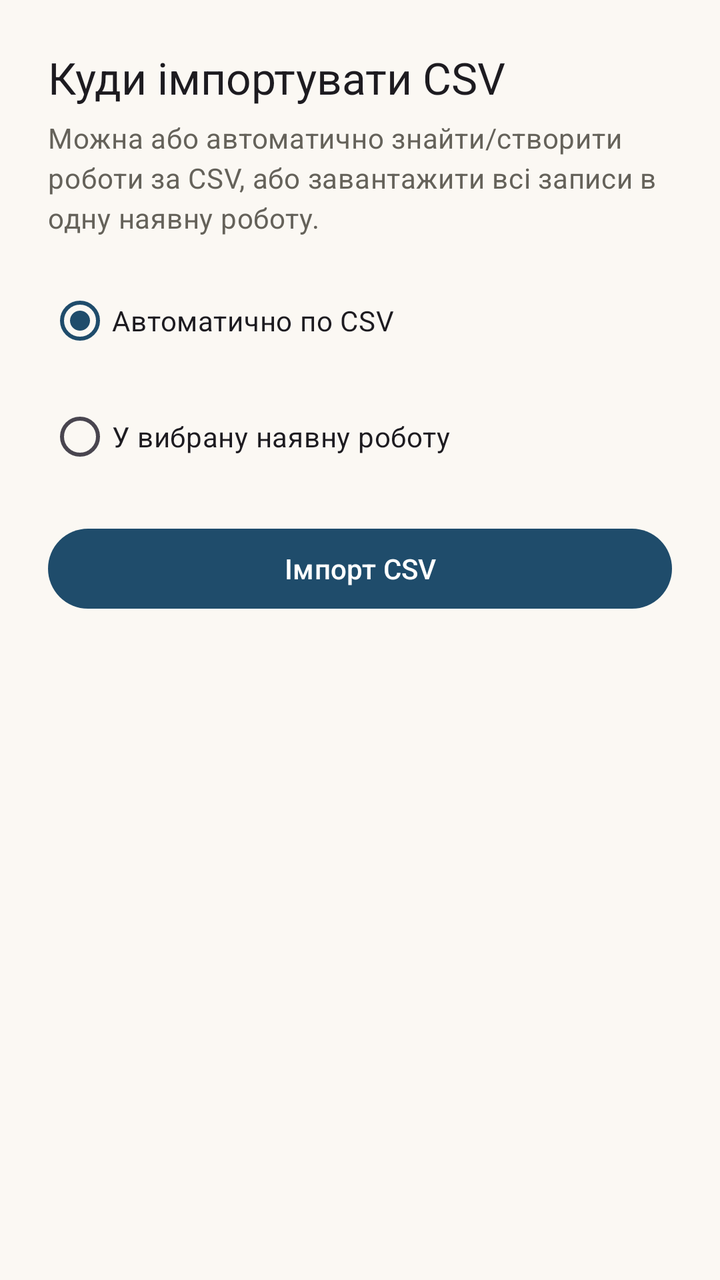
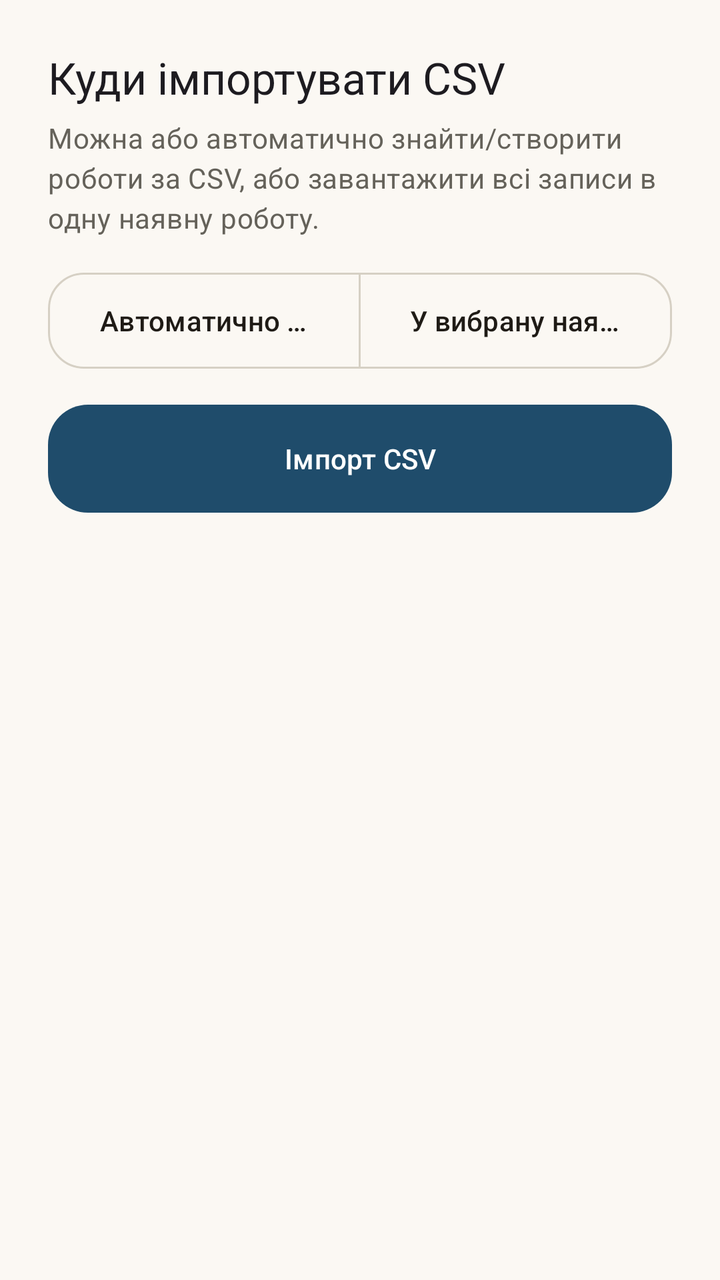

An Android layout rendered at two revisions. The XML below is the earlier revision; the diff shows what the commit changed to produce the second picture.
<!-- AndroidManifest.xml: application theme Theme.WorkTracker -->
<!-- res/layout/dialog_import_target.xml -->
<?xml version="1.0" encoding="utf-8"?>
<ScrollView xmlns:android="http://schemas.android.com/apk/res/android"
    android:layout_width="match_parent"
    android:layout_height="wrap_content"
    android:fillViewport="true">

    <LinearLayout
        android:layout_width="match_parent"
        android:layout_height="wrap_content"
        android:orientation="vertical"
        android:padding="24dp">

        <TextView
            android:layout_width="wrap_content"
            android:layout_height="wrap_content"
            android:text="@string/import_dialog_title"
            style="@style/TextAppearance.Material3.TitleLarge" />

        <TextView
            android:layout_width="match_parent"
            android:layout_height="wrap_content"
            android:layout_marginTop="6dp"
            android:text="@string/import_dialog_subtitle"
            android:textColor="@color/chart_axis_text"
            style="@style/TextAppearance.Material3.BodyMedium" />

        <RadioGroup
            android:id="@+id/groupImportMode"
            android:layout_width="match_parent"
            android:layout_height="wrap_content"
            android:layout_marginTop="18dp"
            android:orientation="vertical">

            <RadioButton
                android:id="@+id/radioImportAuto"
                android:layout_width="match_parent"
                android:layout_height="wrap_content"
                android:checked="true"
                android:text="@string/import_dialog_auto" />

            <RadioButton
                android:id="@+id/radioImportExisting"
                android:layout_width="match_parent"
                android:layout_height="wrap_content"
                android:layout_marginTop="10dp"
                android:text="@string/import_dialog_existing" />
        </RadioGroup>

        <Spinner
            android:id="@+id/spinnerImportJob"
            android:layout_width="match_parent"
            android:layout_height="wrap_content"
            android:layout_marginTop="14dp"
            android:visibility="gone" />

        <com.google.android.material.button.MaterialButton
            android:id="@+id/buttonImportConfirm"
            android:layout_width="match_parent"
            android:layout_height="wrap_content"
            android:layout_marginTop="18dp"
            android:text="@string/import_data" />
    </LinearLayout>
</ScrollView>
<!-- resources referenced by this layout -->
<resources>
  <style name="Theme.WorkTracker" parent="Theme.Material3.Light.NoActionBar">
          <item name="colorPrimary">@color/primary</item>
          <item name="colorOnPrimary">@color/onPrimary</item>
          <item name="colorPrimaryContainer">@color/primaryContainer</item>
          <item name="colorOnPrimaryContainer">@color/onPrimaryContainer</item>
          <item name="colorSecondary">@color/secondary</item>
          <item name="colorOnSecondary">@color/onSecondary</item>
          <item name="colorSecondaryContainer">@color/secondaryContainer</item>
          <item name="colorOnSecondaryContainer">@color/onSecondaryContainer</item>
          <item name="colorTertiary">@color/tertiary</item>
          <item name="colorOnTertiary">@color/onTertiary</item>
          <item name="colorTertiaryContainer">@color/tertiaryContainer</item>
          <item name="colorOnTertiaryContainer">@color/onTertiaryContainer</item>
          <item name="colorError">@color/error</item>
          <item name="colorOnError">@color/onError</item>
          <item name="android:windowBackground">@color/background</item>
          <item name="android:statusBarColor">@android:color/transparent</item>
          <item name="android:navigationBarColor">@android:color/transparent</item>
          <item name="colorOnBackground">@color/onBackground</item>
          <item name="android:colorBackground">@color/background</item>
          <item name="colorSurface">@color/surface</item>
          <item name="colorOnSurface">@color/onSurface</item>
          <item name="materialAlertDialogTheme">@style/ThemeOverlay.WorkTracker.MaterialAlertDialog</item>
      </style>
  <!-- unchanged entries left out for length: 26 -->
</resources>

<!-- the commit's change to res/layout/dialog_import_target.xml (unified diff, before → after) -->
@@ -1,5 +1,6 @@
 <?xml version="1.0" encoding="utf-8"?>
 <ScrollView xmlns:android="http://schemas.android.com/apk/res/android"
+    xmlns:app="http://schemas.android.com/apk/res-auto"
     android:layout_width="match_parent"
     android:layout_height="wrap_content"
     android:fillViewport="true">
@@ -24,34 +25,49 @@
             android:textColor="@color/chart_axis_text"
             style="@style/TextAppearance.Material3.BodyMedium" />
 
-        <RadioGroup
+        <com.google.android.material.button.MaterialButtonToggleGroup
             android:id="@+id/groupImportMode"
             android:layout_width="match_parent"
             android:layout_height="wrap_content"
             android:layout_marginTop="18dp"
-            android:orientation="vertical">
+            app:selectionRequired="true"
+            app:singleSelection="true">
 
-            <RadioButton
-                android:id="@+id/radioImportAuto"
-                android:layout_width="match_parent"
+            <com.google.android.material.button.MaterialButton
+                android:id="@+id/buttonImportAuto"
+                style="@style/Widget.WorkTracker.SegmentedButton"
+                android:layout_width="0dp"
                 android:layout_height="wrap_content"
-                android:checked="true"
+                android:layout_weight="1"
+                android:checkable="true"
                 android:text="@string/import_dialog_auto" />
 
-            <RadioButton
-                android:id="@+id/radioImportExisting"
-                android:layout_width="match_parent"
+            <com.google.android.material.button.MaterialButton
+                android:id="@+id/buttonImportExisting"
+                style="@style/Widget.WorkTracker.SegmentedButton"
+                android:layout_width="0dp"
                 android:layout_height="wrap_content"
-                android:layout_marginTop="10dp"
+                android:layout_weight="1"
+                android:checkable="true"
                 android:text="@string/import_dialog_existing" />
-        </RadioGroup>
+        </com.google.android.material.button.MaterialButtonToggleGroup>
 
-        <Spinner
-            android:id="@+id/spinnerImportJob"
+        <com.google.android.material.textfield.TextInputLayout
+            android:id="@+id/layoutImportJobField"
+            style="@style/Widget.WorkTracker.TextInputLayout.Dropdown"
             android:layout_width="match_parent"
             android:layout_height="wrap_content"
             android:layout_marginTop="14dp"
-            android:visibility="gone" />
+            android:hint="@string/import_dialog_pick_job"
+            android:visibility="gone">
+
+            <com.google.android.material.textfield.MaterialAutoCompleteTextView
+                android:id="@+id/inputImportJob"
+                style="@style/Widget.WorkTracker.DropdownInput"
+                android:layout_width="match_parent"
+                android:layout_height="wrap_content"
+                android:inputType="none" />
+        </com.google.android.material.textfield.TextInputLayout>
 
         <com.google.android.material.button.MaterialButton
             android:id="@+id/buttonImportConfirm"
<!-- resource entries referenced after the edit -->
@@ -1,5 +1,28 @@
 <!-- resources referenced by this layout -->
 <resources>
+  <string name="import_dialog_pick_job">Оберіть роботу для імпорту</string>
+  <style name="Widget.WorkTracker.DropdownInput" parent="@style/Widget.WorkTracker.TextInputEditText">
+          <item name="android:popupBackground">@drawable/bg_dropdown_popup</item>
+          <item name="android:dropDownVerticalOffset">8dp</item>
+          <item name="android:dropDownHorizontalOffset">0dp</item>
+          <item name="android:dropDownSelector">@drawable/bg_dropdown_option_item</item>
+      </style>
+  <style name="Widget.WorkTracker.SegmentedButton" parent="Widget.Material3.Button.OutlinedButton">
+          <item name="cornerRadius">18dp</item>
+          <item name="android:minHeight">48dp</item>
+          <item name="android:insetTop">0dp</item>
+          <item name="android:insetBottom">0dp</item>
+          <item name="strokeColor">@color/job_card_stroke</item>
+      </style>
+  <style name="Widget.WorkTracker.TextInputLayout.Dropdown" parent="Widget.Material3.TextInputLayout.OutlinedBox.ExposedDropdownMenu">
+          <item name="boxBackgroundColor">@color/field_surface_alt</item>
+          <item name="boxStrokeColor">@color/job_card_stroke</item>
+          <item name="boxStrokeWidth">1dp</item>
+          <item name="boxStrokeWidthFocused">2dp</item>
+          <item name="hintTextColor">@color/field_hint</item>
+          <item name="endIconTint">@color/primary</item>
+          <item name="shapeAppearanceOverlay">@style/ShapeAppearanceOverlay.WorkTracker.Field</item>
+      </style>
   <style name="Theme.WorkTracker" parent="Theme.Material3.Light.NoActionBar">
           <item name="colorPrimary">@color/primary</item>
           <item name="colorOnPrimary">@color/onPrimary</item>
@@ -22,8 +45,67 @@
           <item name="android:colorBackground">@color/background</item>
           <item name="colorSurface">@color/surface</item>
           <item name="colorOnSurface">@color/onSurface</item>
+          <item name="materialButtonStyle">@style/Widget.WorkTracker.Button</item>
           <item name="materialAlertDialogTheme">@style/ThemeOverlay.WorkTracker.MaterialAlertDialog</item>
       </style>
+  <style name="Widget.WorkTracker.TextInputEditText" parent="Widget.Material3.TextInputEditText.OutlinedBox">
+          <item name="android:textColor">@color/field_text</item>
+          <item name="android:textColorHint">@color/field_hint</item>
+          <item name="android:textSize">16sp</item>
+      </style>
+  <!-- drawable bg_dropdown_popup (drawable) -->
+  <?xml version="1.0" encoding="utf-8"?>
+  <inset xmlns:android="http://schemas.android.com/apk/res/android"
+      android:insetTop="8dp"
+      android:insetBottom="8dp">
+  
+      <shape android:shape="rectangle">
+          <solid android:color="@color/surface" />
+          <corners android:radius="24dp" />
+          <stroke
+              android:width="1dp"
+              android:color="@color/job_card_stroke" />
+      </shape>
+  </inset>
+  <!-- drawable bg_dropdown_option_item (drawable) -->
+  <?xml version="1.0" encoding="utf-8"?>
+  <selector xmlns:android="http://schemas.android.com/apk/res/android">
+      <item android:state_pressed="true">
+          <shape android:shape="rectangle">
+              <solid android:color="@color/primaryContainer" />
+              <corners android:radius="18dp" />
+          </shape>
+      </item>
+      <item android:state_selected="true">
+          <shape android:shape="rectangle">
+              <solid android:color="@color/primaryContainer" />
+              <corners android:radius="18dp" />
+          </shape>
+      </item>
+      <item>
+          <shape android:shape="rectangle">
+              <solid android:color="@android:color/transparent" />
+              <corners android:radius="18dp" />
+          </shape>
+      </item>
+  </selector>
+  <color name="job_card_stroke">#D6D0C4</color>
+  <color name="field_surface_alt">#EFE8DF</color>
+  <color name="field_hint">#746B62</color>
+  <style name="ShapeAppearanceOverlay.WorkTracker.Field" parent="">
+          <item name="cornerFamily">rounded</item>
+          <item name="cornerSize">20dp</item>
+      </style>
+  <style name="Widget.WorkTracker.Button" parent="Widget.Material3.Button">
+          <item name="cornerRadius">20dp</item>
+          <item name="android:minHeight">54dp</item>
+          <item name="android:insetTop">0dp</item>
+          <item name="android:insetBottom">0dp</item>
+          <item name="backgroundTint">@color/primary</item>
+          <item name="android:textColor">@color/onPrimary</item>
+          <item name="iconTint">@color/onPrimary</item>
+      </style>
+  <color name="field_text">#1F1B16</color>
   <!-- unchanged entries left out for length: 26 -->
 </resources>
 
